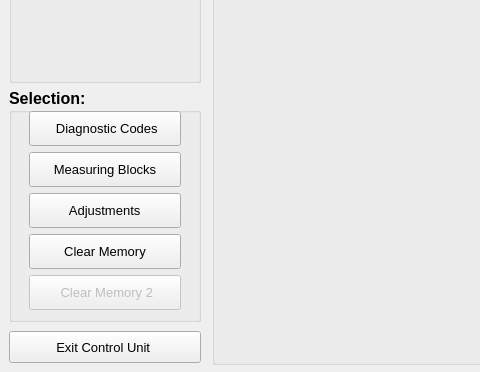
This is ui/Transmission.ui in Comer352L/FreeSSM as Qt 5 draws it before an edit; both pictures show x 0 to 480 and y 226 to 598 of the 801 by 598 pixel window. The edited form follows.
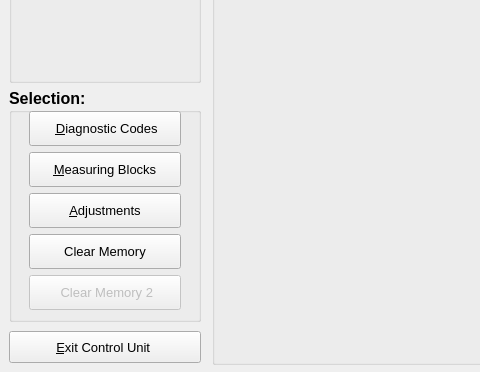
This is the edited form. Icons and pictures are not drawn.

Diff of the .ui file:
```diff
--- a/ui/Transmission.ui
+++ b/ui/Transmission.ui
@@ -580,7 +580,7 @@
         </font>
        </property>
        <property name="text" >
-        <string>  Diagnostic Codes </string>
+        <string>  &amp;Diagnostic Codes </string>
        </property>
        <property name="icon" >
         <iconset resource="../resources/FreeSSM.qrc" >
@@ -616,7 +616,7 @@
         </font>
        </property>
        <property name="text" >
-        <string> Measuring Blocks </string>
+        <string> &amp;Measuring Blocks </string>
        </property>
        <property name="icon" >
         <iconset resource="../resources/FreeSSM.qrc" >
@@ -652,7 +652,7 @@
         </font>
        </property>
        <property name="text" >
-        <string>     Adjustments     </string>
+        <string>     &amp;Adjustments     </string>
        </property>
        <property name="icon" >
         <iconset resource="../resources/FreeSSM.qrc" >
@@ -756,7 +756,7 @@
        </font>
       </property>
       <property name="text" >
-       <string>       Exit Control Unit        </string>
+       <string>       &amp;Exit Control Unit        </string>
       </property>
       <property name="icon" >
        <iconset resource="../resources/FreeSSM.qrc" >
```
